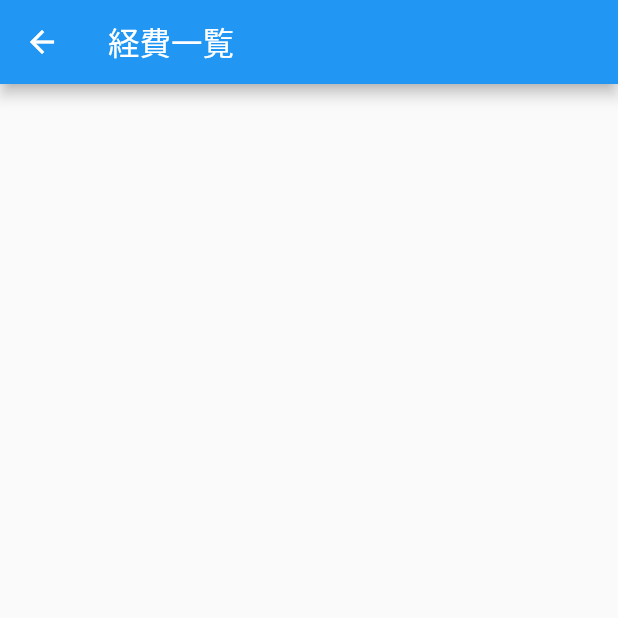
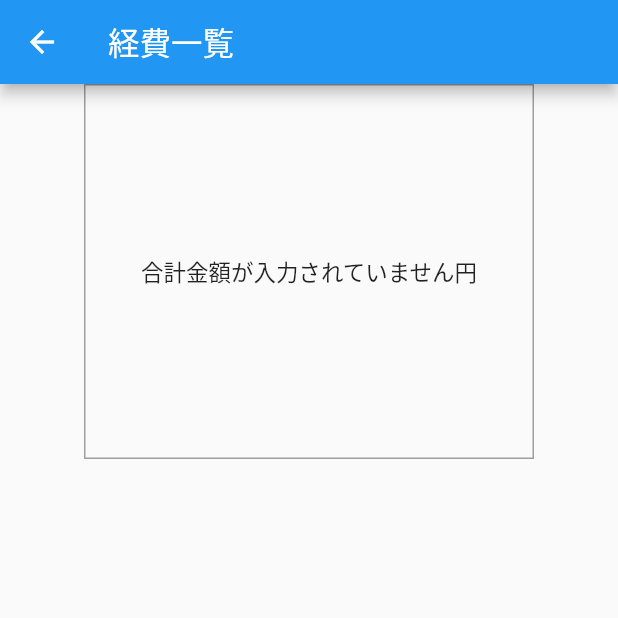
Before and after one commit to T-REXBIBIO/Mr.Do, a Flutter app: the screen it shows after launch, after a tap on "家計簿", on a phone screen of 412 x 824 dp, the top half of it. Run offline on Flutter 3.47's test engine with Material 2 defaults, Android fonts, the phone set to English and light mode, and no system bars; our stand-ins replace cloud_firestore, firebase_core; accounts and stored records are empty.

Commit message:
家計簿機能を追加

```diff
--- a/lib/HouseBook.dart
+++ b/lib/HouseBook.dart
@@ -1,3 +1,4 @@
+import 'package:cloud_firestore/cloud_firestore.dart';
 import 'package:flutter/material.dart';
 import 'package:todo/main.dart';
 import 'package:todo/contents.dart';
@@ -7,43 +8,104 @@ import 'package:intl/intl.dart';
 import 'package:flutter/cupertino.dart';
 
 class HouseBook extends StatefulWidget {
-  HouseBook({Key? key, this.MemoList = const [], required this.index}) : super(key: key);
-  final List<Memo> MemoList;
-  final int index;
+  HouseBook({Key? key}) : super(key: key);
   State<HouseBook> createState() => _HouseBook();
 }
 
 class _HouseBook extends State<HouseBook> {
 
-  String get result {
-    if (widget.MemoList[widget.index].price == 0) {
+  List<Memo> Pricelist = [];
+  List priceList = [];
+  int index = 0;
+
+  //For文でPricelistの数だけ回す（足す）事をする
+  Object get result {
+    if (Pricelist.isEmpty) {
       return "金額が入力されていません";
     }
-    int Price = widget.MemoList[widget.index].price;
-    String Result = Price.toString();
-    return Result;
+    var sumPrice = 0;
+    for(final memo in Pricelist){
+      sumPrice += memo.price;
+    }
+    return sumPrice;
+  }
+
+  Future<void> fetchTodoList() async {
+    // Todo というコレクションに保存されているドキュメントをすべて取得する
+    final snapshot = await FirebaseFirestore.instance.collection('Todo').get();
+    Pricelist = snapshot.docs.map((doc) {
+      final data = doc.data();
+      final memo = Memo(
+          title: data["title"],
+          content: data["content"],
+          price: data["price"],
+          limit: (data["limit"] as Timestamp).toDate(),
+          date: (data["date"] as Timestamp).toDate(),
+          reference: doc.reference);
+      return memo;
+    }).toList();
+    setState(() {}); // 画面を更新
+  }
+
+  @override
+  void initState() {
+    super.initState();
+    fetchTodoList();
   }
 
   @override
   Widget build(BuildContext context) {
     return Scaffold(
       appBar: AppBar(
-        title: Text('経費一覧'),
+        title: Text('経費一覧')
       ),
-      body: ListView.builder(
-        itemCount: widget.MemoList.length,
+      body: Column(
+        children: [
+          Container(
+            decoration: BoxDecoration(
+              border: Border.all(color: Colors.grey)
+            ),
+            child: Text("合計" + result.toString() + "円"),
+            alignment: Alignment.center,
+            width: 300,
+            height: 250,
+          ),
+          Expanded(
+            child: ListView.builder(
+              itemCount: Pricelist.length,
               itemBuilder: (context, index) {
                 return Card(
                   child: Column(
                     children: <Widget>[
                       ListTile(
-                  title: Text(result),
+                        title: Text(Pricelist[index].title),
+                        subtitle: Text(Pricelist[index].price.toString()),
                       ),
                     ],
                   ),
                 );
               },
             ),
+          ),
+        ],
+      ),
     );
   }
 }
+
+class Memo {
+  Memo({
+    required this.title,
+    required this.content,
+    required this.price,
+    required this.limit,
+    required this.date,
+    required this.reference,
+  });
+  String title;
+  String content;
+  int price;
+  DateTime limit;
+  DateTime date;
+  DocumentReference<Map<String, dynamic>>? reference;
+}
--- a/lib/main.dart
+++ b/lib/main.dart
@@ -55,7 +55,10 @@ class TodoListPage extends StatefulWidget {
 }
 
 class _TodoListPageState extends State<TodoListPage> {
+
+  //これはListのMemoクラスをMemoListという配列に入れることを指している？
   List<Memo> MemoList = [];
+  int index = 0;
 
   Future<void> fetchTodoList() async {
     // Todo というコレクションに保存されているドキュメントをすべて取得する
@@ -85,7 +88,7 @@ class _TodoListPageState extends State<TodoListPage> {
     return Scaffold(
       appBar: AppBar(
         title: Padding(
-        padding: const EdgeInsets.only(left: 15.0),
+        padding: const EdgeInsets.only(left: 10.0),
           child:Text('メモリスト一覧'),
         ),
           centerTitle: false,
@@ -111,7 +114,8 @@ class _TodoListPageState extends State<TodoListPage> {
                           ),
                         ),
                         onPressed: () async {
-                          final Memo = await Navigator.of(context).push(
+                          //final Memo =
+                          await Navigator.of(context).push(
                             MaterialPageRoute(
                               builder: (context) => createPage(),
                             ),
@@ -134,7 +138,7 @@ class _TodoListPageState extends State<TodoListPage> {
                         ),
                         onPressed: () {
                           Navigator.of(context).push(
-                            MaterialPageRoute(builder: (context) => HouseBook(MemoList: MemoList, index: 0,),
+                            MaterialPageRoute(builder: (context) => HouseBook(),
                           ),
                           );
                         },
```
Also changed, not shown: pubspec.lock, 2 other files. Lines whose indentation alone changed are shown as unchanged.
